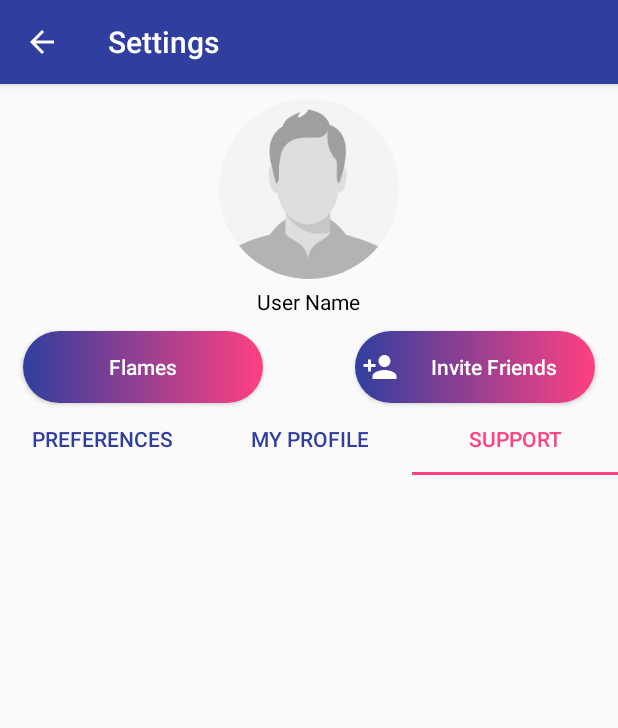
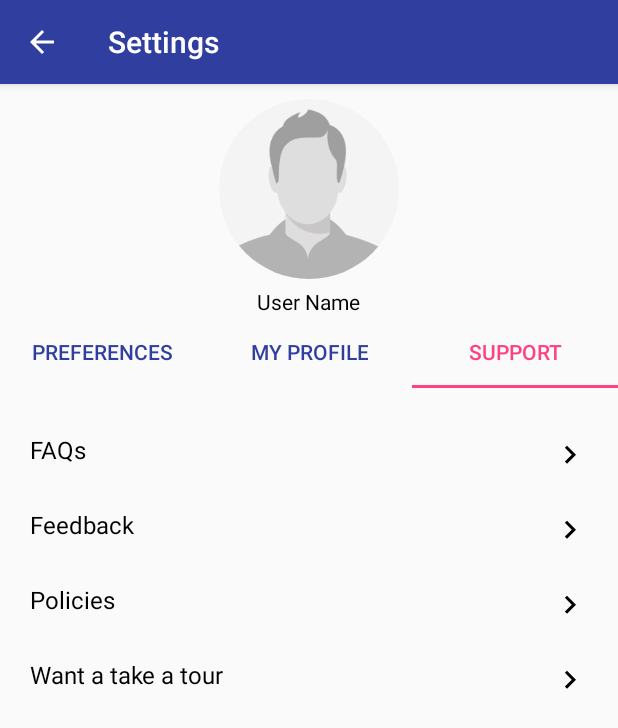
Before and after one commit to Bikiprasad/Gogagaapp, an Android app: the screen it shows after launch (MainActivity), tab 3 chosen, on a phone screen of 412 x 824 dp. Shown: the top 728 px of the screen. Run offline under Robolectric (Android 15) with nearby library versions, the phone set to English and light mode, and no system bars; our stand-ins replace CircleImageView.

Commit message:
settings tabbed layout

```diff
--- /dev/null
+++ b/app/src/main/res/drawable/ic_keyboard_arrow_right_black_24dp.xml
@@ -0,0 +1,9 @@
+<vector xmlns:android="http://schemas.android.com/apk/res/android"
+        android:width="24dp"
+        android:height="24dp"
+        android:viewportWidth="24.0"
+        android:viewportHeight="24.0">
+    <path
+        android:fillColor="#FF000000"
+        android:pathData="M8.59,16.34l4.58,-4.59 -4.58,-4.59L10,5.75l6,6 -6,6z"/>
+</vector>
--- a/app/src/main/res/layout/activity_main.xml
+++ b/app/src/main/res/layout/activity_main.xml
@@ -20,6 +20,7 @@
         android:layout_height="120dp"
         android:layout_width="120dp"
         android:layout_below="@+id/appbar"
+        android:elevation="2dp"
         android:src="@drawable/defaultavatar"
         android:layout_marginTop="10dp"
         android:layout_marginBottom="5dp"
@@ -33,43 +34,9 @@
         android:layout_below="@id/settingimage"
         android:layout_centerInParent="true"/>
 
-    <Button
-        android:layout_height="wrap_content"
-        android:layout_width="160dp"
-        android:text="Flames"
-        android:background="@drawable/pagestyleround"
-        android:layout_marginTop="10dp"
-        android:layout_marginLeft="15dp"
-        android:layout_below="@+id/username"
-        android:textColor="@color/white"
-        android:textSize="14dp"
-        android:textStyle="normal"
-        android:textAllCaps="false"
-        android:id="@+id/flames"
-        android:elevation="2dp"
-        android:clickable="true"/>
-    <Button
-        android:layout_height="wrap_content"
-        android:layout_width="160dp"
-        android:text="Invite Friends"
-        android:background="@drawable/pagestyleround"
-        android:drawableStart="@drawable/ic_person_add_black_24dp"
-        android:layout_marginTop="10dp"
-        android:layout_marginRight="15dp"
-        android:layout_alignParentEnd="true"
-        android:layout_below="@+id/username"
-        android:textColor="@color/white"
-        android:textSize="14dp"
-        android:textStyle="normal"
-        android:textAllCaps="false"
-        android:id="@+id/invitefriends"
-        android:elevation="2dp"
-        android:clickable="true"/>
-
-
-    <android.support.design.widget.TabLayout
+       <android.support.design.widget.TabLayout
         android:id="@+id/main_tabs"
-        android:layout_below="@id/invitefriends"
+        android:layout_below="@id/username"
         android:layout_width="match_parent"
         android:layout_height="wrap_content"
         app:tabSelectedTextColor="@color/colorAccent"
--- a/app/src/main/res/layout/activity_profile_fragment.xml
+++ b/app/src/main/res/layout/activity_profile_fragment.xml
@@ -6,4 +6,38 @@
     android:layout_height="match_parent"
     tools:context=".profileFragment">
 
+
+    <Button
+        android:layout_height="wrap_content"
+        android:layout_width="160dp"
+        android:text="Flames"
+        android:background="@drawable/pagestyleround"
+        android:layout_marginTop="20dp"
+        android:layout_marginLeft="15dp"
+        android:textColor="@color/white"
+        android:textSize="14dp"
+        android:textStyle="normal"
+        android:textAllCaps="false"
+        android:id="@+id/flames"
+        android:elevation="2dp"
+        android:clickable="true"/>
+    <Button
+        android:layout_height="wrap_content"
+        android:layout_width="160dp"
+        android:text="Invite Friends"
+        android:background="@drawable/pagestyleround"
+        android:drawableStart="@drawable/ic_person_add_black_24dp"
+        android:layout_marginTop="20dp"
+        android:layout_marginRight="15dp"
+        android:layout_alignParentEnd="true"
+        android:textColor="@color/white"
+        android:textSize="14dp"
+        android:textStyle="normal"
+        android:textAllCaps="false"
+        android:id="@+id/invitefriends"
+        android:elevation="2dp"
+        android:clickable="true"/>
+
+
+
 </RelativeLayout>
--- a/app/src/main/res/layout/activity_settings_fragment.xml
+++ b/app/src/main/res/layout/activity_settings_fragment.xml
@@ -16,7 +16,59 @@
         android:layout_height="100dp"
         android:layout_margin="10dp"
         android:background="@drawable/pagestyle1"
+        android:id="@+id/interestedin"
+        android:elevation="2dp">
+        <TextView
+            android:layout_height="wrap_content"
+            android:layout_width="wrap_content"
+            android:layout_marginTop="5dp"
+            android:layout_marginStart="10dp"
+            android:textStyle="bold"
+            android:text="Interested In"
+            android:id="@+id/interestedintext"
+            android:textColor="@color/colorAccent"/>
+
+
+        <TextView
+            android:id="@+id/mentext"
+            android:layout_width="wrap_content"
+            android:layout_height="wrap_content"
+            android:layout_below="@+id/interestedintext"
+            android:layout_marginStart="10dp"
+            android:layout_marginTop="10dp"
+            android:text="Men"
+            android:textColor="@color/black"
+            android:textSize="14dp"
+            android:textStyle="normal" />
+        <Switch
+            android:layout_width="wrap_content"
+            android:layout_height="wrap_content"
+            android:layout_alignParentRight="true"
+            android:layout_below="@+id/interestedintext" />
+        <TextView
+            android:layout_height="wrap_content"
+            android:layout_width="wrap_content"
+            android:layout_marginTop="5dp"
+            android:layout_marginStart="10dp"
+            android:textStyle="normal"
+            android:text="Women"
+            android:textColor="@color/black"
+            android:textSize="14dp"
+            android:layout_below="@+id/mentext"/>
+        <Switch
+            android:layout_width="wrap_content"
+            android:layout_height="wrap_content"
+            android:layout_alignParentRight="true"
+            android:layout_below="@+id/mentext"/>
+
+    </RelativeLayout>
+            <RelativeLayout
+                android:layout_width="match_parent"
+                android:layout_height="100dp"
+                android:layout_margin="10dp"
+                android:background="@drawable/pagestyle1"
                 android:id="@+id/age"
+                android:layout_below="@id/interestedin"
                 android:elevation="2dp">
                 <com.appyvet.materialrangebar.RangeBar
                     xmlns:app="http://schemas.android.com/apk/res-auto"
@@ -84,59 +136,6 @@
         android:layout_margin="10dp"
         android:background="@drawable/pagestyle1"
         android:layout_below="@+id/age"
-        android:id="@+id/interestedin"
-        android:elevation="2dp">
-        <TextView
-            android:layout_height="wrap_content"
-            android:layout_width="wrap_content"
-            android:layout_marginTop="5dp"
-            android:layout_marginStart="10dp"
-            android:textStyle="bold"
-            android:text="Interested In"
-            android:id="@+id/interestedintext"
-            android:textColor="@color/colorAccent"/>
-
-
-        <TextView
-            android:id="@+id/mentext"
-            android:layout_width="wrap_content"
-            android:layout_height="wrap_content"
-            android:layout_below="@+id/interestedintext"
-            android:layout_marginStart="10dp"
-            android:layout_marginTop="10dp"
-            android:text="Men"
-            android:textColor="@color/black"
-            android:textSize="14dp"
-            android:textStyle="normal" />
-        <Switch
-            android:layout_width="wrap_content"
-            android:layout_height="wrap_content"
-            android:layout_alignParentRight="true"
-            android:layout_below="@+id/interestedintext" />
-        <TextView
-            android:layout_height="wrap_content"
-            android:layout_width="wrap_content"
-            android:layout_marginTop="5dp"
-            android:layout_marginStart="10dp"
-            android:textStyle="normal"
-            android:text="Women"
-            android:textColor="@color/black"
-            android:textSize="14dp"
-            android:layout_below="@+id/mentext"/>
-        <Switch
-            android:layout_width="wrap_content"
-            android:layout_height="wrap_content"
-            android:layout_alignParentRight="true"
-            android:layout_below="@+id/mentext"/>
-
-    </RelativeLayout>
-
-    <RelativeLayout
-        android:layout_width="match_parent"
-        android:layout_height="100dp"
-        android:layout_margin="10dp"
-        android:background="@drawable/pagestyle1"
-        android:layout_below="@+id/interestedin"
         android:id="@+id/alerts"
         android:elevation="2dp">
         <TextView
@@ -227,6 +226,7 @@
         android:clickable="true">
     </Button>
 
+
         </RelativeLayout>
     </ScrollView>
 
--- a/app/src/main/res/layout/activity_support_fragment.xml
+++ b/app/src/main/res/layout/activity_support_fragment.xml
@@ -6,4 +6,79 @@
     android:layout_height="match_parent"
     tools:context=".supportFragment">
 
+    <RelativeLayout
+        android:layout_height="wrap_content"
+        android:layout_width="wrap_content"
+        android:id="@+id/faq"
+        android:clickable="true">
+        <TextView
+        android:layout_height="50dp"
+        android:layout_width="match_parent"
+        android:text="FAQs"
+        android:textSize="16dp"
+        android:padding="10dp"
+        android:clickable="true"
+        android:layout_marginTop="20dp"
+        android:layout_marginLeft="10dp"
+        android:layout_marginRight="10dp"
+        android:textColor="@color/black"
+        android:drawableEnd="@drawable/ic_keyboard_arrow_right_black_24dp"/>
+
+    </RelativeLayout>
+
+    <RelativeLayout
+        android:layout_height="wrap_content"
+        android:layout_width="wrap_content"
+        android:id="@+id/feedback"
+        android:layout_below="@id/faq"
+        android:clickable="true">
+    <TextView
+        android:layout_height="50dp"
+        android:layout_width="match_parent"
+        android:text="Feedback"
+        android:textSize="16dp"
+        android:clickable="true"
+        android:padding="10dp"
+        android:layout_marginLeft="10dp"
+        android:layout_marginRight="10dp"
+        android:textColor="@color/black"
+        android:drawableEnd="@drawable/ic_keyboard_arrow_right_black_24dp"/>
+    </RelativeLayout>
+
+    <RelativeLayout
+        android:layout_height="wrap_content"
+        android:layout_width="wrap_content"
+        android:layout_below="@id/feedback"
+        android:id="@+id/policies"
+        android:clickable="true">
+    <TextView
+        android:layout_height="50dp"
+        android:layout_width="match_parent"
+        android:text="Policies"
+        android:clickable="true"
+        android:textSize="16dp"
+        android:padding="10dp"
+        android:layout_marginLeft="10dp"
+        android:layout_marginRight="10dp"
+        android:textColor="@color/black"
+        android:drawableEnd="@drawable/ic_keyboard_arrow_right_black_24dp"/>
+    </RelativeLayout>
+    <RelativeLayout
+        android:layout_width="wrap_content"
+        android:layout_height="wrap_content"
+        android:id="@+id/wantatour"
+        android:layout_below="@id/policies"
+        android:clickable="true">
+    <TextView
+        android:layout_height="50dp"
+        android:layout_width="match_parent"
+        android:text="Want a take a tour"
+        android:textSize="16dp"
+        android:clickable="true"
+        android:padding="10dp"
+        android:layout_marginLeft="10dp"
+        android:layout_marginRight="10dp"
+        android:textColor="@color/black"
+        android:drawableEnd="@drawable/ic_keyboard_arrow_right_black_24dp"/>
+    </RelativeLayout>
 </RelativeLayout>
```
Lines whose indentation alone changed are shown as unchanged.
